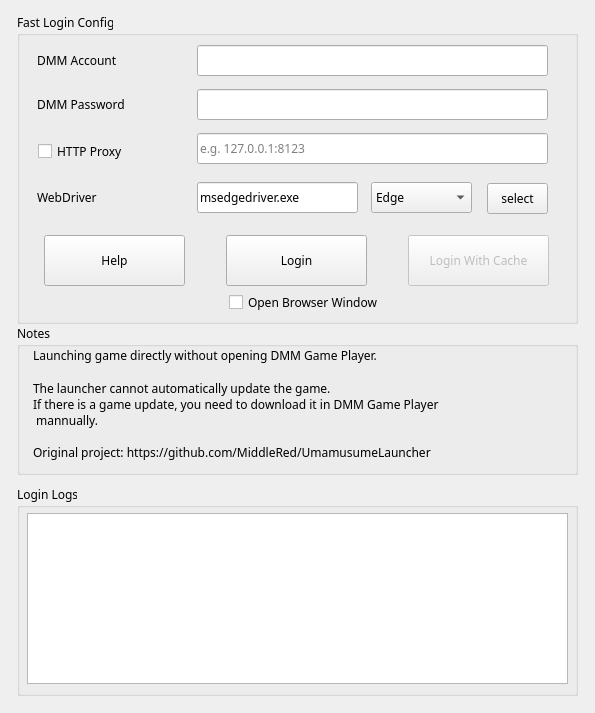
Before: the Qt Designer form gui/qtui/ui_dmmlogin.ui in chinosk6/Trainers-Legend-G-External-Plugin, drawn with Qt 5.
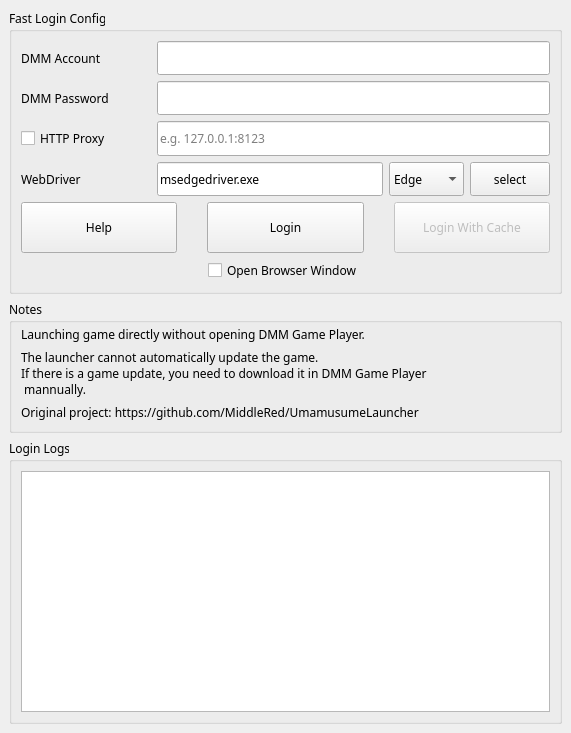
After: the same form once the commit is applied.

The edit to the form file:
```diff
--- a/gui/qtui/ui_dmmlogin.ui
+++ b/gui/qtui/ui_dmmlogin.ui
@@ -6,8 +6,8 @@
    <rect>
     <x>0</x>
     <y>0</y>
-    <width>595</width>
-    <height>713</height>
+    <width>571</width>
+    <height>733</height>
    </rect>
   </property>
   <property name="font">
@@ -19,78 +19,85 @@
    <string>Fast Login</string>
   </property>
   <widget class="QWidget" name="centralwidget">
+   <layout class="QVBoxLayout" name="verticalLayout_5">
+    <item>
+     <layout class="QVBoxLayout" name="verticalLayout_4">
+      <item>
    <widget class="QGroupBox" name="groupBox">
     <property name="enabled">
      <bool>true</bool>
     </property>
-    <property name="geometry">
-     <rect>
-      <x>17</x>
-      <y>13</y>
-      <width>561</width>
-      <height>311</height>
-     </rect>
+        <property name="maximumSize">
+         <size>
+          <width>16777215</width>
+          <height>325</height>
+         </size>
     </property>
     <property name="title">
      <string>Fast Login Config</string>
     </property>
+        <layout class="QVBoxLayout" name="verticalLayout" stretch="2,2,2,2,3,1">
+         <item>
+          <layout class="QHBoxLayout" name="horizontalLayout">
+           <item>
     <widget class="QLabel" name="label">
-     <property name="geometry">
-      <rect>
-       <x>20</x>
-       <y>37</y>
+             <property name="minimumSize">
+              <size>
+               <width>130</width>
+               <height>0</height>
+              </size>
+             </property>
+             <property name="maximumSize">
+              <size>
        <width>161</width>
-       <height>21</height>
-      </rect>
+               <height>16777215</height>
+              </size>
      </property>
      <property name="text">
       <string>DMM Account</string>
      </property>
     </widget>
+           </item>
+           <item>
+            <widget class="QLineEdit" name="lineEdit_dmm_account">
+             <property name="maximumSize">
+              <size>
+               <width>16777215</width>
+               <height>1000</height>
+              </size>
+             </property>
+            </widget>
+           </item>
+          </layout>
+         </item>
+         <item>
+          <layout class="QHBoxLayout" name="horizontalLayout_2">
+           <item>
     <widget class="QLabel" name="label_2">
-     <property name="geometry">
-      <rect>
-       <x>20</x>
-       <y>81</y>
+             <property name="minimumSize">
+              <size>
+               <width>130</width>
+               <height>0</height>
+              </size>
+             </property>
+             <property name="maximumSize">
+              <size>
        <width>161</width>
-       <height>21</height>
-      </rect>
+               <height>16777215</height>
+              </size>
      </property>
      <property name="text">
       <string>DMM Password</string>
      </property>
     </widget>
-    <widget class="QCheckBox" name="checkBox_use_proxy">
-     <property name="geometry">
-      <rect>
-       <x>21</x>
-       <y>128</y>
-       <width>141</width>
-       <height>21</height>
-      </rect>
-     </property>
-     <property name="text">
-      <string>HTTP Proxy</string>
-     </property>
-    </widget>
-    <widget class="QLineEdit" name="lineEdit_dmm_account">
-     <property name="geometry">
-      <rect>
-       <x>180</x>
-       <y>32</y>
-       <width>351</width>
-       <height>31</height>
-      </rect>
-     </property>
-    </widget>
+           </item>
+           <item>
     <widget class="QLineEdit" name="lineEdit_dmm_passwd">
-     <property name="geometry">
-      <rect>
-       <x>180</x>
-       <y>76</y>
-       <width>351</width>
-       <height>31</height>
-      </rect>
+             <property name="maximumSize">
+              <size>
+               <width>16777215</width>
+               <height>1000</height>
+              </size>
      </property>
      <property name="inputMethodHints">
       <set>Qt::ImhHiddenText|Qt::ImhNoAutoUppercase|Qt::ImhNoPredictiveText|Qt::ImhSensitiveData</set>
@@ -99,222 +106,247 @@
       <enum>QLineEdit::Password</enum>
      </property>
     </widget>
+           </item>
+          </layout>
+         </item>
+         <item>
+          <layout class="QHBoxLayout" name="horizontalLayout_3">
+           <item>
+            <widget class="QCheckBox" name="checkBox_use_proxy">
+             <property name="minimumSize">
+              <size>
+               <width>130</width>
+               <height>0</height>
+              </size>
+             </property>
+             <property name="maximumSize">
+              <size>
+               <width>161</width>
+               <height>16777215</height>
+              </size>
+             </property>
+             <property name="text">
+              <string>HTTP Proxy</string>
+             </property>
+            </widget>
+           </item>
+           <item>
     <widget class="QLineEdit" name="lineEdit_proxy_url">
-     <property name="geometry">
-      <rect>
-       <x>180</x>
-       <y>120</y>
-       <width>351</width>
-       <height>31</height>
-      </rect>
+             <property name="maximumSize">
+              <size>
+               <width>16777215</width>
+               <height>1000</height>
+              </size>
      </property>
      <property name="placeholderText">
       <string>e.g. 127.0.0.1:8123</string>
      </property>
     </widget>
+           </item>
+          </layout>
+         </item>
+         <item>
+          <layout class="QHBoxLayout" name="horizontalLayout_4">
+           <item>
     <widget class="QLabel" name="label_3">
-     <property name="geometry">
-      <rect>
-       <x>20</x>
-       <y>174</y>
-       <width>171</width>
-       <height>21</height>
-      </rect>
+             <property name="minimumSize">
+              <size>
+               <width>130</width>
+               <height>0</height>
+              </size>
+             </property>
+             <property name="maximumSize">
+              <size>
+               <width>161</width>
+               <height>16777215</height>
+              </size>
      </property>
      <property name="text">
       <string>WebDriver</string>
      </property>
     </widget>
+           </item>
+           <item>
     <widget class="QLineEdit" name="lineEdit_edge_path">
-     <property name="geometry">
-      <rect>
-       <x>180</x>
-       <y>169</y>
-       <width>161</width>
-       <height>31</height>
-      </rect>
+             <property name="maximumSize">
+              <size>
+               <width>16777215</width>
+               <height>1000</height>
+              </size>
      </property>
      <property name="text">
       <string>msedgedriver.exe</string>
      </property>
     </widget>
+           </item>
+           <item>
+            <widget class="QComboBox" name="comboBox_browser_type">
+             <property name="maximumSize">
+              <size>
+               <width>16777215</width>
+               <height>1000</height>
+              </size>
+             </property>
+             <item>
+              <property name="text">
+               <string>Edge</string>
+              </property>
+             </item>
+             <item>
+              <property name="text">
+               <string>Chrome</string>
+              </property>
+             </item>
+             <item>
+              <property name="text">
+               <string>Firefox</string>
+              </property>
+             </item>
+            </widget>
+           </item>
+           <item>
     <widget class="QPushButton" name="pushButton_select_edge">
-     <property name="geometry">
-      <rect>
-       <x>470</x>
-       <y>170</y>
-       <width>61</width>
-       <height>31</height>
-      </rect>
+             <property name="maximumSize">
+              <size>
+               <width>16777215</width>
+               <height>1000</height>
+              </size>
      </property>
      <property name="text">
       <string>select</string>
      </property>
     </widget>
-    <widget class="QPushButton" name="pushButton_login">
-     <property name="geometry">
-      <rect>
-       <x>209</x>
-       <y>222</y>
-       <width>141</width>
-       <height>51</height>
-      </rect>
-     </property>
-     <property name="text">
-      <string>Login</string>
-     </property>
-    </widget>
+           </item>
+          </layout>
+         </item>
+         <item>
+          <layout class="QHBoxLayout" name="horizontalLayout_5">
+           <property name="spacing">
+            <number>30</number>
+           </property>
+           <property name="leftMargin">
+            <number>0</number>
+           </property>
+           <property name="rightMargin">
+            <number>0</number>
+           </property>
+           <item>
     <widget class="QPushButton" name="pushButton_help">
-     <property name="geometry">
-      <rect>
-       <x>27</x>
-       <y>222</y>
-       <width>141</width>
-       <height>51</height>
-      </rect>
+             <property name="maximumSize">
+              <size>
+               <width>16777215</width>
+               <height>10000</height>
+              </size>
      </property>
      <property name="text">
       <string>Help</string>
      </property>
     </widget>
+           </item>
+           <item>
+            <widget class="QPushButton" name="pushButton_login">
+             <property name="maximumSize">
+              <size>
+               <width>16777215</width>
+               <height>10000</height>
+              </size>
+             </property>
+             <property name="text">
+              <string>Login</string>
+             </property>
+            </widget>
+           </item>
+           <item>
     <widget class="QPushButton" name="pushButton_login_cache">
      <property name="enabled">
       <bool>false</bool>
      </property>
-     <property name="geometry">
-      <rect>
-       <x>391</x>
-       <y>222</y>
-       <width>141</width>
-       <height>51</height>
-      </rect>
+             <property name="maximumSize">
+              <size>
+               <width>16777215</width>
+               <height>10000</height>
+              </size>
      </property>
      <property name="text">
       <string>Login With Cache</string>
      </property>
     </widget>
+           </item>
+          </layout>
+         </item>
+         <item alignment="Qt::AlignHCenter">
     <widget class="QCheckBox" name="checkBox_open_browser_window">
-     <property name="geometry">
-      <rect>
-       <x>212</x>
-       <y>274</y>
-       <width>351</width>
-       <height>31</height>
-      </rect>
-     </property>
      <property name="text">
       <string>Open Browser Window</string>
      </property>
     </widget>
-    <widget class="QComboBox" name="comboBox_browser_type">
-     <property name="geometry">
-      <rect>
-       <x>354</x>
-       <y>169</y>
-       <width>101</width>
-       <height>31</height>
-      </rect>
-     </property>
-     <item>
-      <property name="text">
-       <string>Edge</string>
-      </property>
-     </item>
-     <item>
-      <property name="text">
-       <string>Chrome</string>
-      </property>
+         </item>
+        </layout>
+       </widget>
      </item>
      <item>
-      <property name="text">
-       <string>Firefox</string>
-      </property>
-     </item>
-    </widget>
-   </widget>
    <widget class="QGroupBox" name="groupBox_2">
-    <property name="geometry">
-     <rect>
-      <x>17</x>
-      <y>324</y>
-      <width>561</width>
-      <height>151</height>
-     </rect>
+        <property name="maximumSize">
+         <size>
+          <width>16777215</width>
+          <height>150</height>
+         </size>
     </property>
     <property name="title">
      <string>Notes</string>
     </property>
-    <widget class="QLabel" name="label_6">
-     <property name="geometry">
-      <rect>
-       <x>16</x>
-       <y>113</y>
-       <width>571</width>
-       <height>31</height>
-      </rect>
-     </property>
-     <property name="text">
-      <string>Original project: https://github.com/MiddleRed/UmamusumeLauncher</string>
-     </property>
-    </widget>
+        <layout class="QVBoxLayout" name="verticalLayout_2">
+         <property name="topMargin">
+          <number>3</number>
+         </property>
+         <item>
     <widget class="QLabel" name="label_4">
-     <property name="geometry">
-      <rect>
-       <x>16</x>
-       <y>21</y>
-       <width>571</width>
-       <height>21</height>
-      </rect>
-     </property>
      <property name="text">
       <string>Launching game directly without opening DMM Game Player.</string>
      </property>
     </widget>
+         </item>
+         <item>
     <widget class="QLabel" name="label_5">
-     <property name="geometry">
-      <rect>
-       <x>16</x>
-       <y>40</y>
-       <width>581</width>
-       <height>81</height>
-      </rect>
-     </property>
      <property name="text">
       <string>The launcher cannot automatically update the game.
 If there is a game update, you need to download it in DMM Game Player
  mannually.</string>
      </property>
     </widget>
-   </widget>
+         </item>
+         <item>
+          <widget class="QLabel" name="label_6">
+           <property name="text">
+            <string>Original project: https://github.com/MiddleRed/UmamusumeLauncher</string>
+           </property>
+          </widget>
+         </item>
+        </layout>
+       </widget>
+      </item>
+      <item>
    <widget class="QGroupBox" name="groupBox_3">
-    <property name="geometry">
-     <rect>
-      <x>17</x>
-      <y>485</y>
-      <width>561</width>
-      <height>211</height>
-     </rect>
-    </property>
     <property name="title">
      <string>Login Logs</string>
     </property>
+        <layout class="QVBoxLayout" name="verticalLayout_3">
+         <item>
     <widget class="QTextEdit" name="textEdit_logs">
      <property name="enabled">
       <bool>true</bool>
      </property>
-     <property name="geometry">
-      <rect>
-       <x>10</x>
-       <y>28</y>
-       <width>541</width>
-       <height>171</height>
-      </rect>
-     </property>
      <property name="readOnly">
       <bool>true</bool>
      </property>
     </widget>
-   </widget>
+         </item>
+        </layout>
+       </widget>
+      </item>
+     </layout>
+    </item>
+   </layout>
   </widget>
  </widget>
  <resources/>
```
Lines whose indentation alone changed are shown as unchanged.
